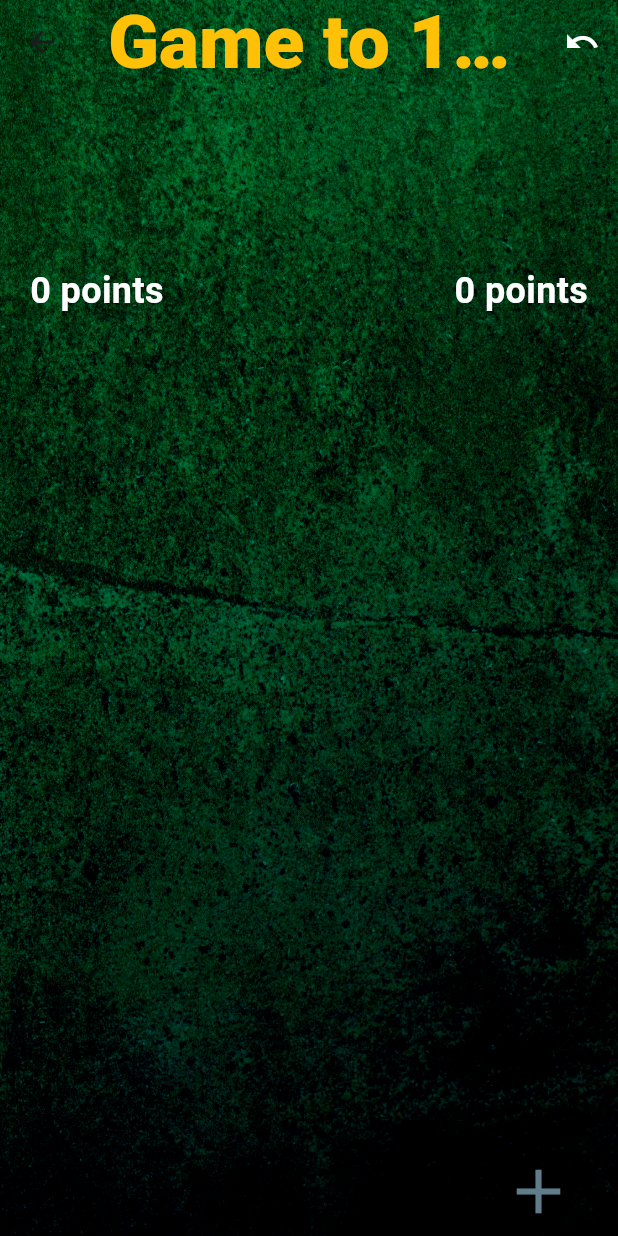
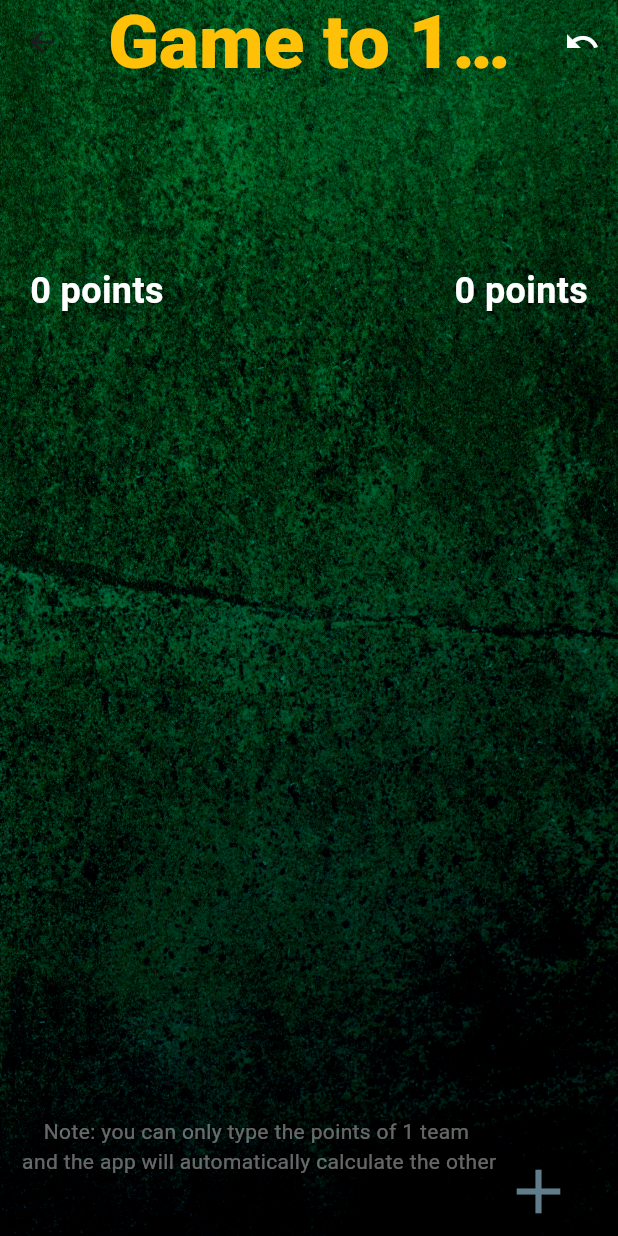
Before and after one commit to giorgosvlg1/Tichu_score, a Flutter app: the GamePageThousand screen opened directly with empty values, on a phone screen of 412 x 824 dp. Run offline on Flutter 3.47's test engine with Material 3 defaults, Android fonts, the phone set to English and light mode, and no system bars; our stand-ins replace google_fonts.

Commit message:
note for points and auto points to 500 page

```diff
--- a/lib/views/pages/game_page_thousand.dart
+++ b/lib/views/pages/game_page_thousand.dart
@@ -356,6 +356,21 @@ class _GamePageThousandState extends State<GamePageThousand> {
                   ],
                 ),
               ),
+              Padding(
+                padding: const EdgeInsets.only(right: 70, bottom: 40),
+                child: Column(
+                  mainAxisAlignment: MainAxisAlignment.end,
+                  children: [
+                    Center(
+                      child: Text(
+                        "Note: you can only type the points of 1 team \n and the app will automatically calculate the other",
+                        style: TextStyle(color: Colors.white.withOpacity(0.4)),
+                        textAlign: TextAlign.center,
+                      ),
+                    ),
+                  ],
+                ),
+              ),
             ],
           ),
         ),
```
Also changed, not shown: lib/views/pages/game_page_five.dart (+28 -5 lines).
